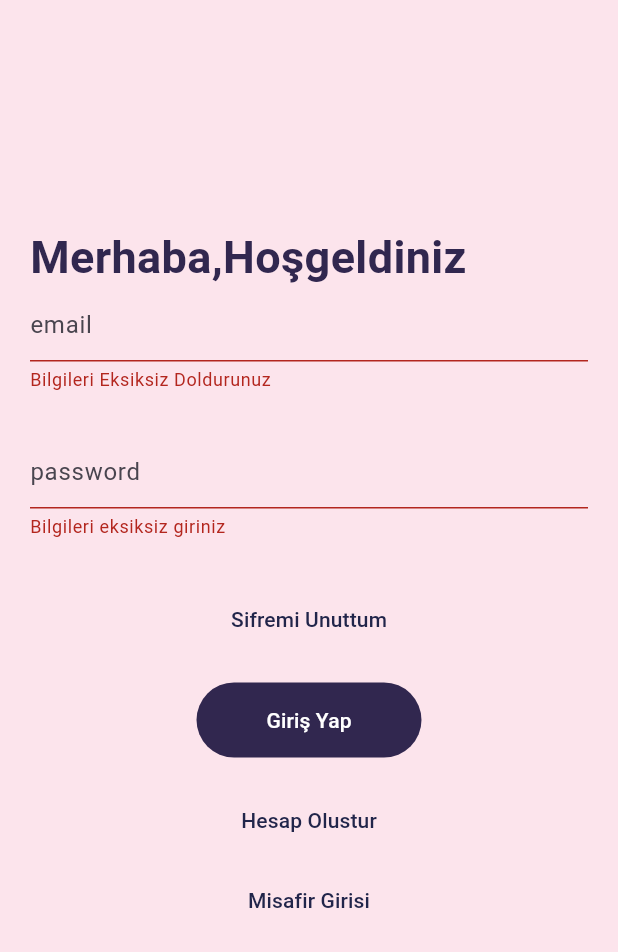
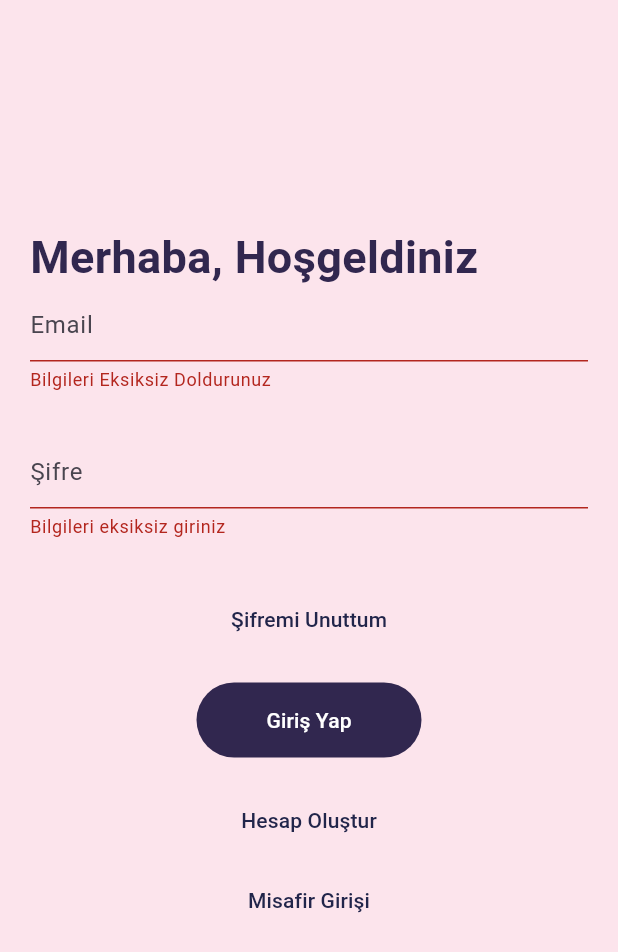
Before and after one commit to Dilara-Selin/Word-Sparkle, a Flutter app: the screen it shows after launch, after a tap on "Giriş Yap", on a phone screen of 412 x 824 dp. Shown: the top 952 px of the screen. Run offline on Flutter 3.47's test engine with Material 3 defaults, Android fonts, the light colour scheme and no system bars; our stand-ins replace cloud_firestore, firebase_auth, firebase_core, firebase_storage, image_picker; accounts and stored records are empty; network calls fail.

Commit message:
değişme

```diff
--- a/lib/screens/login.dart
+++ b/lib/screens/login.dart
@@ -6,17 +6,16 @@ import 'package:word_sparkle/screens/forgotpassword.dart';
 import 'package:word_sparkle/screens/home.dart';
 import 'package:word_sparkle/screens/signup.dart';
 
-// ignore: must_be_immutable
 class LoginPage extends StatelessWidget {
-  LoginPage({super.key});
-
-  late String email, password, userName, rpassword;
+  LoginPage({Key? key});
 
   final formkey = GlobalKey<FormState>();
+  final FirebaseAuth firebaseAuth = FirebaseAuth.instance;
+  final AuthService authService = AuthService();
 
-  final firebaseAuth = FirebaseAuth.instance;
+  late final String email;
+  late final String password;
 
-  final authService = AuthService();
   @override
   Widget build(BuildContext context) {
     return Scaffold(
@@ -35,11 +34,12 @@ class LoginPage extends StatelessWidget {
                     crossAxisAlignment: CrossAxisAlignment.start,
                     children: [
                       const Text(
-                        "Merhaba,Hoşgeldiniz",
+                        "Merhaba, Hoşgeldiniz",
                         style: TextStyle(
                           fontSize: 30,
                           color: Color(0xff31274F),
-                            fontWeight: FontWeight.bold),
+                          fontWeight: FontWeight.bold,
+                        ),
                       ),
                       nameTextField(),
                       const SizedBox(height: 30),
@@ -50,10 +50,12 @@ class LoginPage extends StatelessWidget {
                           onPressed: () => Navigator.push(
                             context,
                             MaterialPageRoute(
-                                        builder: (context) =>
-                                            const ForgotPassword()),
+                              builder: (context) => const ForgotPassword(),
                             ),
-                              buttonText: "Sifremi Unuttum")),
+                          ),
+                          buttonText: "Şifremi Unuttum",
+                        ),
+                      ),
                       const SizedBox(
                         height: 10,
                       ),
@@ -63,19 +65,20 @@ class LoginPage extends StatelessWidget {
                             if (formkey.currentState!.validate()) {
                               formkey.currentState!.save();
                               try {
-                                final userResult = await firebaseAuth
-                                    .signInWithEmailAndPassword(
-                                        email: email, password: password);
+                                await firebaseAuth.signInWithEmailAndPassword(
+                                  email: email,
+                                  password: password,
+                                );
                                 Navigator.push(
                                   context,
                                   MaterialPageRoute(
-                                      builder: (context) => const HomeScreen()),
+                                    builder: (context) => const HomeScreen(),
+                                  ),
                                 );
-                                print(userResult.user!.email);
                               } catch (e) {
                                 print(e.toString());
                               }
-                            } else {}
+                            }
                           },
                           child: Container(
                             height: 50,
@@ -100,35 +103,28 @@ class LoginPage extends StatelessWidget {
                           onPressed: () => Navigator.push(
                             context,
                             MaterialPageRoute(
-                                        builder: (context) =>
-                                            const SignupPage()),
+                              builder: (context) => const SignupPage(),
                             ),
-                              buttonText: "Hesap Olustur")),
+                          ),
+                          buttonText: "Hesap Oluştur",
+                        ),
+                      ),
                       const SizedBox(
                         height: 5,
                       ),
                       Center(
                         child: CustomTextButton(
                           onPressed: () async {
-                              final result =
-                                  await authService.signInAnonymous();
+                            final result = await authService.signInAnonymous();
                             if (result != null) {
-                                Navigator.pushReplacementNamed(
-                                    context, "/homePage");
+                              Navigator.pushReplacementNamed(context, "/homePage");
                             } else {
-                                print("Hata ile karsılasıldı");
+                              print("Hata ile karşılaşıldı");
                             }
                           },
-                            buttonText: "Misafir Girisi"),
+                          buttonText: "Misafir Girişi",
                         ),
-                      // Center(
-                      //   child: CustomTextButton(
-                      //       onPressed: () async {
-                      //         final result =
-                      //             await authService.forgotPassword(email);
-                      //       },
-                      //       buttonText: "Sifremi Unuttum"),
-                      // )
+                      ),
                     ],
                   ),
                 ),
@@ -140,25 +136,18 @@ class LoginPage extends StatelessWidget {
     );
   }
 
-  void signIn() async {
-    if (formkey.currentState!.validate()) {
-      formkey.currentState!.save();
-      final result = await authService.signIn(email, password);
-      print(result);
-    }
-  }
-
   TextFormField nameTextField() {
     return TextFormField(
       validator: (value) {
         if (value!.isEmpty) {
           return "Bilgileri Eksiksiz Doldurunuz";
-        } else {}
+        }
+        return null;
       },
       onSaved: (value) {
         email = value!;
       },
-      decoration: customInputDecoration("email"),
+      decoration: customInputDecoration("Email"),
     );
   }
 
@@ -167,32 +156,25 @@ class LoginPage extends StatelessWidget {
       validator: (value) {
         if (value!.isEmpty) {
           return "Bilgileri eksiksiz giriniz";
-        } else {}
+        }
+        return null;
       },
       onSaved: (value) {
         password = value!;
       },
-      decoration: customInputDecoration("password"),
+      decoration: customInputDecoration("Şifre"),
     );
-  }
   }
 
   InputDecoration customInputDecoration(String hintText) {
     return InputDecoration(
       hintText: hintText,
       enabledBorder: const UnderlineInputBorder(
-        borderSide: BorderSide(
-          color: Colors.grey,
-        ),
+        borderSide: BorderSide(color: Colors.grey),
       ),
       focusedBorder: const UnderlineInputBorder(
-          borderSide: BorderSide(
-        color: Colors.grey,
-      )));
+        borderSide: BorderSide(color: Colors.grey),
+      ),
+    );
   }
-
-class PaddingItems {
-  static const EdgeInsets horizontalPadding =
-      EdgeInsets.symmetric(horizontal: 20);
-  static const EdgeInsets verticalPadding = EdgeInsets.symmetric(vertical: 20);
 }
```
Also changed, not shown: lib/screens/authservice.dart (+21 -19 lines), lib/screens/forgotpassword.dart (+39 -58 lines), lib/screens/signup.dart (+31 -27 lines). Lines whose indentation alone changed are shown as unchanged.
